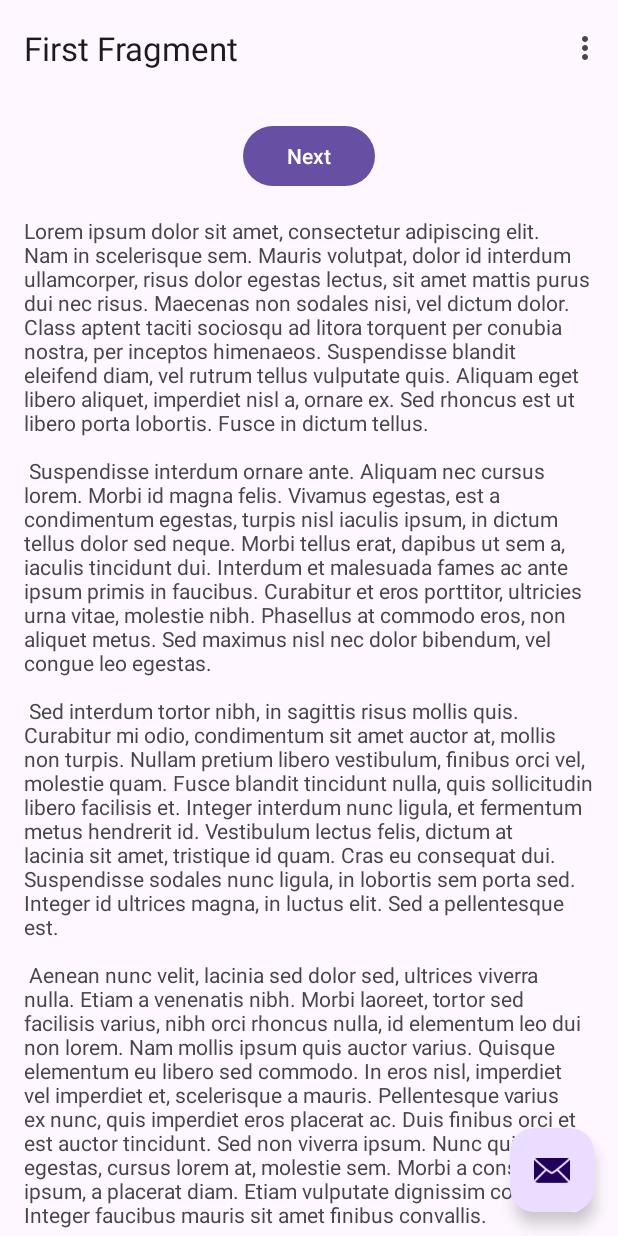
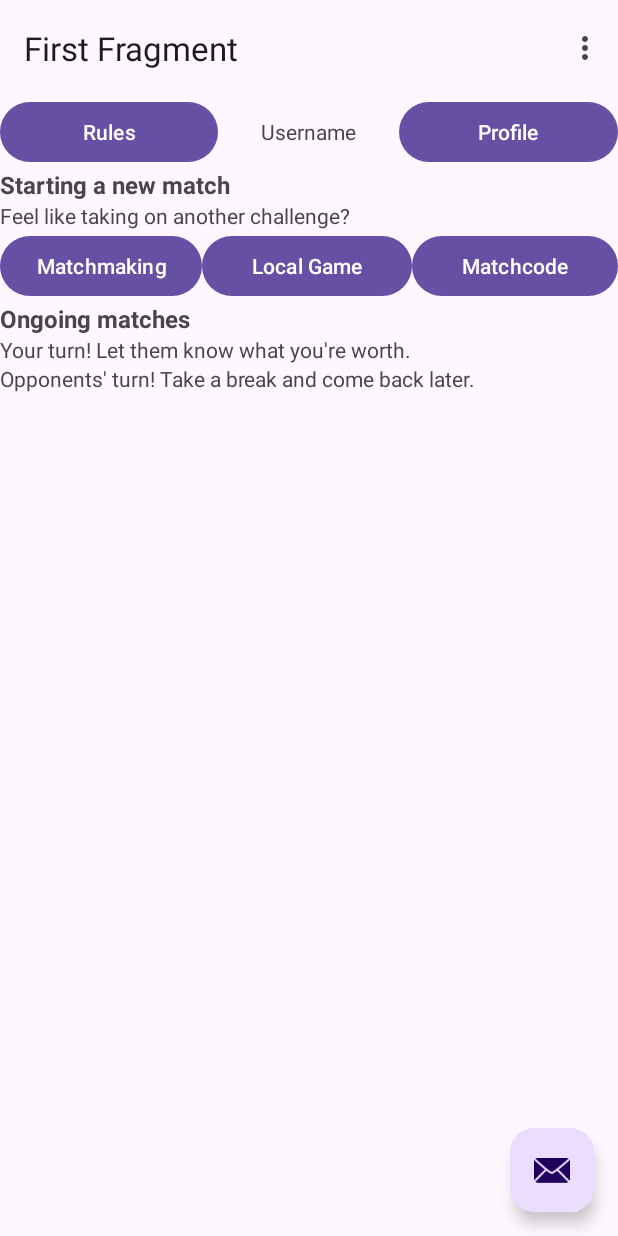
Before and after one commit to JarnoVlaar/DBL-App-Development, an Android app: the screen it shows after launch (MainActivity), on a phone screen of 412 x 824 dp. Run offline under Robolectric (Android 15) with nearby library versions, the phone set to English and light mode, and no system bars; our stand-ins replace navigation-ui.

Commit message:
Created the basic overview UI, no styling yet

```diff
--- a/app/src/main/java/nl/tue/stratagrids/FirstFragment.java
+++ b/app/src/main/java/nl/tue/stratagrids/FirstFragment.java
@@ -29,13 +29,15 @@ public class FirstFragment extends Fragment {
     public void onViewCreated(@NonNull View view, Bundle savedInstanceState) {
         super.onViewCreated(view, savedInstanceState);
 
-        binding.buttonFirst.setOnClickListener(new View.OnClickListener() {
+        //Generated code by android studio, but the button was removed. Might be useful for later
+        //~Thijs
+        /*binding.buttonFirst.setOnClickListener(new View.OnClickListener() {
             @Override
             public void onClick(View view) {
                 NavHostFragment.findNavController(FirstFragment.this)
                         .navigate(R.id.action_FirstFragment_to_SecondFragment);
             }
-        });
+        });*/
     }
 
     @Override
--- a/app/src/main/res/layout/fragment_first.xml
+++ b/app/src/main/res/layout/fragment_first.xml
@@ -6,30 +6,115 @@
     android:layout_height="match_parent"
     tools:context=".FirstFragment">
 
-    <androidx.constraintlayout.widget.ConstraintLayout
+    <LinearLayout
+        android:id="@+id/OverviewLayout"
+        android:layout_width="match_parent"
+        android:layout_height="wrap_content"
+        android:orientation="vertical">
+
+        <LinearLayout
+            android:id="@+id/SettingsBar"
             android:layout_width="match_parent"
             android:layout_height="match_parent"
-        android:padding="16dp">
+            android:orientation="horizontal">
 
             <Button
-            android:id="@+id/button_first"
+                android:id="@+id/RulesButton"
                 android:layout_width="wrap_content"
                 android:layout_height="wrap_content"
-            android:text="@string/next"
-            app:layout_constraintBottom_toTopOf="@id/textview_first"
-            app:layout_constraintEnd_toEndOf="parent"
-            app:layout_constraintStart_toStartOf="parent"
-            app:layout_constraintTop_toTopOf="parent" />
+                android:layout_weight="1"
+                android:text="Rules" />
 
             <TextView
-            android:id="@+id/textview_first"
+                android:id="@+id/UsernameText"
                 android:layout_width="wrap_content"
                 android:layout_height="wrap_content"
-            android:layout_marginTop="16dp"
-            android:text="@string/lorem_ipsum"
-            app:layout_constraintBottom_toBottomOf="parent"
-            app:layout_constraintEnd_toEndOf="parent"
-            app:layout_constraintStart_toStartOf="parent"
-            app:layout_constraintTop_toBottomOf="@id/button_first" />
-    </androidx.constraintlayout.widget.ConstraintLayout>
+                android:layout_weight="1"
+                android:gravity="center_horizontal"
+                android:text="Username" />
+
+            <Button
+                android:id="@+id/ProfileSettingsButton"
+                android:layout_width="wrap_content"
+                android:layout_height="wrap_content"
+                android:layout_weight="1"
+                android:text="Profile" />
+        </LinearLayout>
+
+        <LinearLayout
+            android:id="@+id/MatchmakingLayout"
+            android:layout_width="match_parent"
+            android:layout_height="match_parent"
+            android:orientation="vertical">
+
+            <TextView
+                android:id="@+id/MatchmakingTitle"
+                android:layout_width="match_parent"
+                android:layout_height="wrap_content"
+                android:text="Starting a new match"
+                android:textSize="16sp"
+                android:textStyle="bold" />
+
+            <TextView
+                android:id="@+id/MatchmakingDescription"
+                android:layout_width="match_parent"
+                android:layout_height="wrap_content"
+                android:text="Feel like taking on another challenge?" />
+
+            <LinearLayout
+                android:id="@+id/MatchmakingButtons"
+                android:layout_width="match_parent"
+                android:layout_height="match_parent"
+                android:orientation="horizontal">
+
+                <Button
+                    android:id="@+id/MatchmakingButton"
+                    android:layout_width="wrap_content"
+                    android:layout_height="wrap_content"
+                    android:text="Matchmaking" />
+
+                <Button
+                    android:id="@+id/LocalGameButton"
+                    android:layout_width="wrap_content"
+                    android:layout_height="wrap_content"
+                    android:layout_weight="1"
+                    android:text="Local Game" />
+
+                <Button
+                    android:id="@+id/MatchcodeButton"
+                    android:layout_width="wrap_content"
+                    android:layout_height="wrap_content"
+                    android:layout_weight="1"
+                    android:text="Matchcode" />
+
+            </LinearLayout>
+        </LinearLayout>
+
+        <LinearLayout
+            android:id="@+id/MatchesLayout"
+            android:layout_width="match_parent"
+            android:layout_height="match_parent"
+            android:orientation="vertical">
+
+            <TextView
+                android:id="@+id/MatchTitle"
+                android:layout_width="match_parent"
+                android:layout_height="wrap_content"
+                android:text="Ongoing matches"
+                android:textSize="16sp"
+                android:textStyle="bold" />
+
+            <TextView
+                android:id="@+id/YourTurnText"
+                android:layout_width="match_parent"
+                android:layout_height="wrap_content"
+                android:text="Your turn! Let them know what you're worth." />
+
+            <TextView
+                android:id="@+id/OpponentTurnText"
+                android:layout_width="match_parent"
+                android:layout_height="wrap_content"
+                android:text="Opponents' turn! Take a break and come back later." />
+        </LinearLayout>
+    </LinearLayout>
 </androidx.core.widget.NestedScrollView>
```
Lines whose indentation alone changed are shown as unchanged.
